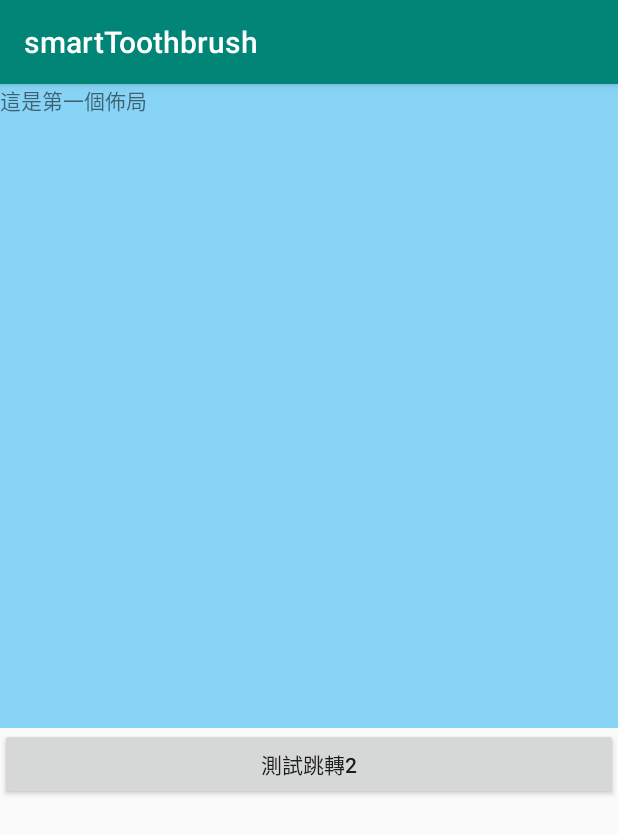
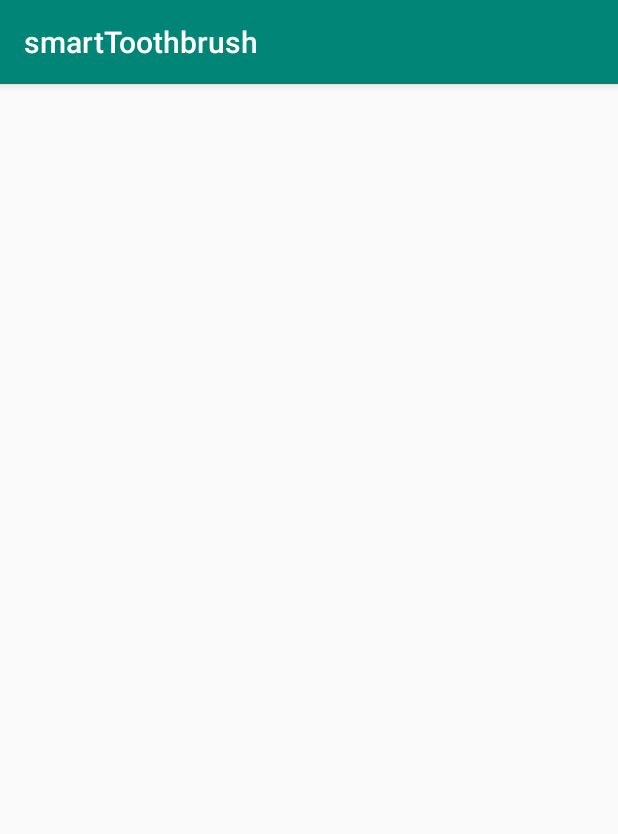
Before and after one commit to scutHCIproject/samrtToothbrush, an Android app: the screen it shows after launch (FirstActivity before the commit, MainActivity after it), on a phone screen of 412 x 824 dp. Shown: the top 834 px of the screen. Run offline under Robolectric (Android 15) with nearby library versions, the light colour scheme and no system bars.

Commit message:
重置目錄

```diff
--- a/app/src/main/AndroidManifest.xml
+++ b/app/src/main/AndroidManifest.xml
@@ -9,17 +9,13 @@
         android:roundIcon="@mipmap/appicon"
         android:supportsRtl="true"
         android:theme="@style/AppTheme">
-
-        <activity android:name=".FirstActivity">
-            //注冊一個活動
+        <activity android:name=".Controller.MainActivity">
             <intent-filter>
                 <action android:name="android.intent.action.MAIN" />
-
                 <category android:name="android.intent.category.LAUNCHER" />
             </intent-filter>
         </activity>
-        <activity android:name=".SecondActivity" />
-        <activity android:name=".ThirdActivity"></activity>
+
     </application>
 
 </manifest>
--- a/app/src/main/java/com/example/max/smarttoothbrush/ThirdActivity.java
+++ b/app/src/main/java/com/example/max/smarttoothbrush/Controller/MainActivity.java
@@ -1,14 +1,17 @@
-package com.example.max.smarttoothbrush;
+package com.example.max.smarttoothbrush.Controller;
 
 import android.support.v7.app.AppCompatActivity;
 import android.os.Bundle;
 
-public class ThirdActivity extends AppCompatActivity {
+import com.example.max.smarttoothbrush.R;
+
+public class MainActivity extends AppCompatActivity {
 
     @Override
     protected void onCreate(Bundle savedInstanceState) {
 
         super.onCreate(savedInstanceState);
-        setContentView(R.layout.third_layout);
+        setContentView(R.layout.main_layout);
+
     }
 }
--- a/app/src/main/java/com/example/max/smarttoothbrush/FirstActivity.java
+++ /dev/null
@@ -1,32 +0,0 @@
-package com.example.max.smarttoothbrush;
-
-import android.content.Intent;
-import android.support.v7.app.AppCompatActivity;
-import android.os.Bundle;
-import android.view.View;
-import android.widget.Button;
-
-public class FirstActivity extends AppCompatActivity {
-
-    private  Button mBtn1;
-
-    @Override
-    protected void onCreate(Bundle savedInstanceState) {//加載佈局，綁定事件
-
-        super.onCreate(savedInstanceState);
-        setContentView(R.layout.first_layout);//為當前活動加載一個佈局
-
-
-        /**測試*/
-        Button button = (Button) findViewById(R.id.button1);
-        button.setOnClickListener(new View.OnClickListener() {
-            @Override
-            public void onClick(View v) {
-                String data="數據來自於活動1";
-                Intent intent = new Intent(FirstActivity.this, SecondActivity.class);
-                intent.putExtra("extra_data",data);//在itent中暫時存放數據 參數爲 鍵與實際數據
-                startActivity(intent);// 跳轉到活動2
-            }
-        });
-    }
-}
--- a/app/src/main/java/com/example/max/smarttoothbrush/Model/MainModel.java
+++ b/app/src/main/java/com/example/max/smarttoothbrush/Model/MainModel.java
@@ -0,0 +1,4 @@
+package com.example.max.smarttoothbrush.Model;
+
+public class MainModel {
+}
--- a/app/src/main/java/com/example/max/smarttoothbrush/View/MainView.java
+++ b/app/src/main/java/com/example/max/smarttoothbrush/View/MainView.java
@@ -0,0 +1,4 @@
+package com.example.max.smarttoothbrush.View;
+
+public class MainView {
+}
--- a/app/src/main/res/layout/first_layout.xml
+++ /dev/null
@@ -1,21 +0,0 @@
-<?xml version="1.0" encoding="utf-8"?>
-<LinearLayout xmlns:android="http://schemas.android.com/apk/res/android"
-    android:orientation="vertical" android:layout_width="match_parent"
-    android:layout_height="match_parent">
-
-    <TextView
-        android:id="@+id/textView"
-        android:layout_width="match_parent"
-        android:layout_height="429dp"
-        android:background="#88d4f6"
-        android:text="這是第一個佈局" />
-
-    <Button
-        android:id="@+id/button1"
-        android:layout_width="match_parent"
-        android:layout_height="wrap_content"
-        android:text="測試跳轉2" />
-
-
-
-</LinearLayout>
--- /dev/null
+++ b/app/src/main/res/layout/main_layout.xml
@@ -0,0 +1,7 @@
+<?xml version="1.0" encoding="utf-8"?>
+<LinearLayout xmlns:android="http://schemas.android.com/apk/res/android"
+    android:orientation="vertical" android:layout_width="match_parent"
+    android:layout_height="match_parent"
+    >
+
+</LinearLayout>
```
Also changed, not shown: app/src/main/java/com/example/max/smarttoothbrush/SecondActivity.java (deleted, +0 -59 lines), app/src/main/res/layout/second_layout.xml (deleted, +0 -41 lines), app/src/main/res/layout/third_layout.xml (deleted, +0 -38 lines), app/src/main/java/com/example/max/smarttoothbrush/Controller/MainController.java (deleted).
